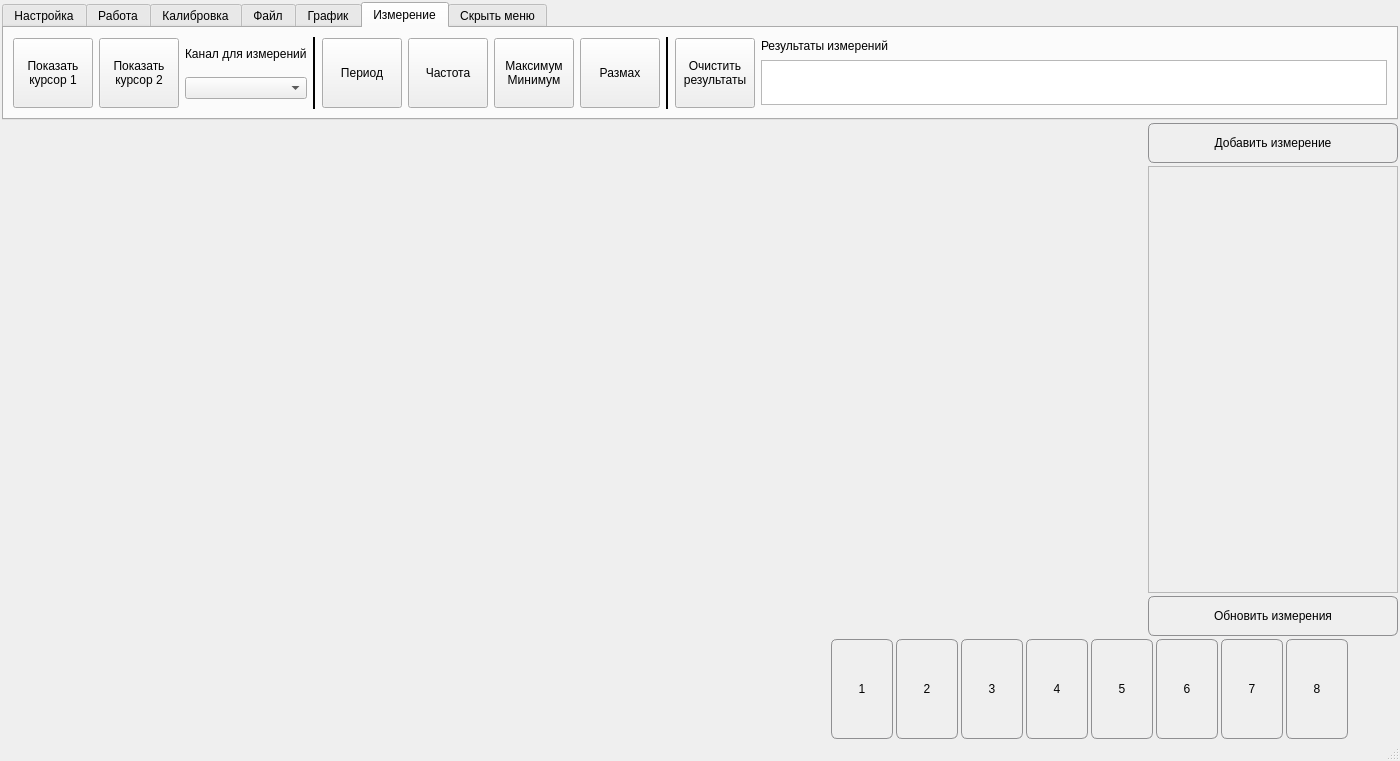
Old version of the form Qt/mainwindow.ui in the repository Ore111ek/Signal-registration-complex.
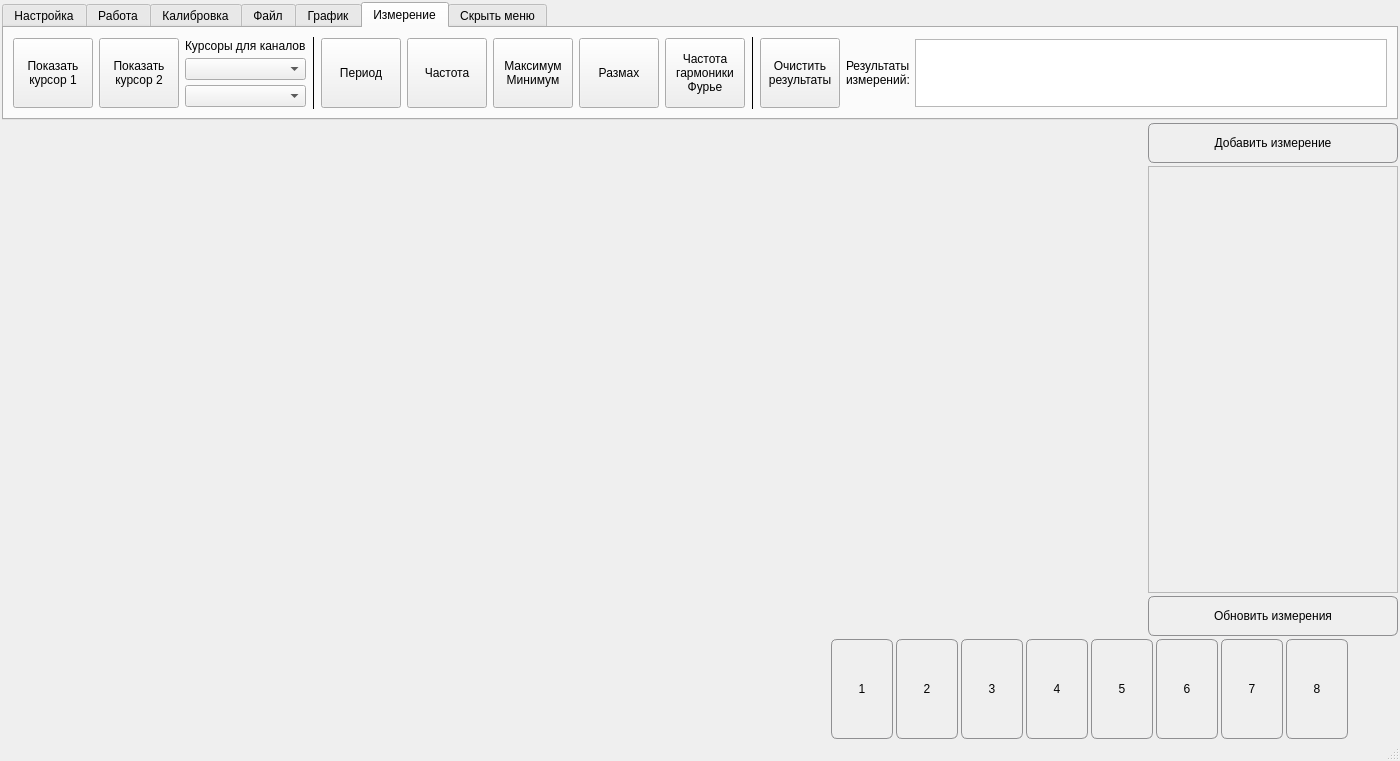
New version of the form. The open tabs and pages were chosen to show the change. Custom widgets are drawn as their Qt base class.

Commit message: math and Fourier

The edit to the form file:
```diff
--- a/Qt/mainwindow.ui
+++ b/Qt/mainwindow.ui
@@ -1234,7 +1234,7 @@
        <attribute name="title">
         <string>Измерение</string>
        </attribute>
-       <layout class="QHBoxLayout" name="horizontalLayout_13">
+       <layout class="QHBoxLayout" name="horizontalLayout_14">
         <item>
          <widget class="QPushButton" name="btn_tracer">
           <property name="minimumSize">
@@ -1265,6 +1265,9 @@
         </item>
         <item>
          <layout class="QVBoxLayout" name="verticalLayout_7">
+          <property name="spacing">
+           <number>3</number>
+          </property>
           <item>
            <widget class="QLabel" name="label_8">
             <property name="sizePolicy">
@@ -1274,12 +1277,31 @@
              </sizepolicy>
             </property>
             <property name="text">
-             <string>Канал для измерений</string>
+             <string>Курсоры для каналов</string>
             </property>
            </widget>
           </item>
           <item>
-           <widget class="QComboBox" name="comboBox_tr_ch"/>
+           <widget class="QComboBox" name="comboBox_tr_ch">
+            <property name="styleSheet">
+             <string notr="true">QComboBox {
+     background-color: qlineargradient(x1: 0, y1: 0, x2: 0, y2: 1,
+                                       stop: 0 #99aacc, stop: 1 #aabbff);
+
+   }
+</string>
+            </property>
+           </widget>
+          </item>
+          <item>
+           <widget class="QComboBox" name="comboBox_tr2_ch">
+            <property name="styleSheet">
+             <string notr="true">QComboBox {
+     background-color: qlineargradient(x1: 0, y1: 0, x2: 0, y2: 1,
+                                       stop: 0 #99ccaa, stop: 1 #aaffbb);
+   }</string>
+            </property>
+           </widget>
           </item>
          </layout>
         </item>
@@ -1289,7 +1311,10 @@
            <enum>QFrame::Plain</enum>
           </property>
           <property name="lineWidth">
-           <number>2</number>
+           <number>1</number>
+          </property>
+          <property name="midLineWidth">
+           <number>1</number>
           </property>
           <property name="orientation">
            <enum>Qt::Vertical</enum>
@@ -1349,13 +1374,31 @@
           </property>
          </widget>
         </item>
+        <item>
+         <widget class="QPushButton" name="btn_tr_fourier">
+          <property name="minimumSize">
+           <size>
+            <width>70</width>
+            <height>70</height>
+           </size>
+          </property>
+          <property name="text">
+           <string>Частота
+гармоники
+Фурье</string>
+          </property>
+         </widget>
+        </item>
         <item>
          <widget class="Line" name="line_2">
           <property name="frameShadow">
            <enum>QFrame::Plain</enum>
           </property>
           <property name="lineWidth">
-           <number>2</number>
+           <number>1</number>
+          </property>
+          <property name="midLineWidth">
+           <number>1</number>
           </property>
           <property name="orientation">
            <enum>Qt::Vertical</enum>
@@ -1377,7 +1420,7 @@
          </widget>
         </item>
         <item>
-         <layout class="QVBoxLayout" name="verticalLayout_3">
+         <layout class="QHBoxLayout" name="horizontalLayout_13">
           <property name="spacing">
            <number>5</number>
           </property>
@@ -1390,7 +1433,8 @@
              </sizepolicy>
             </property>
             <property name="text">
-             <string>Результаты измерений</string>
+             <string>Результаты
+измерений:</string>
             </property>
            </widget>
           </item>
@@ -1405,7 +1449,7 @@
             <property name="maximumSize">
              <size>
               <width>16777215</width>
-              <height>45</height>
+              <height>68</height>
              </size>
             </property>
             <property name="readOnly">
```
Left out of the diff: 45 changed lines with no effect on the pictures. The commit also changes 3 other files.
